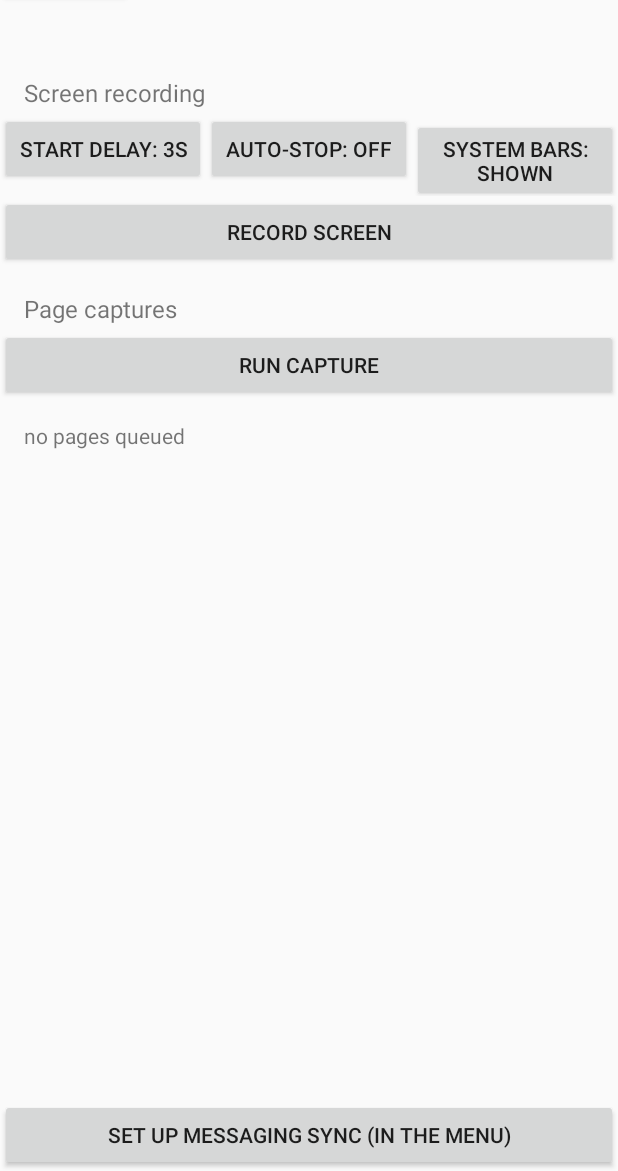
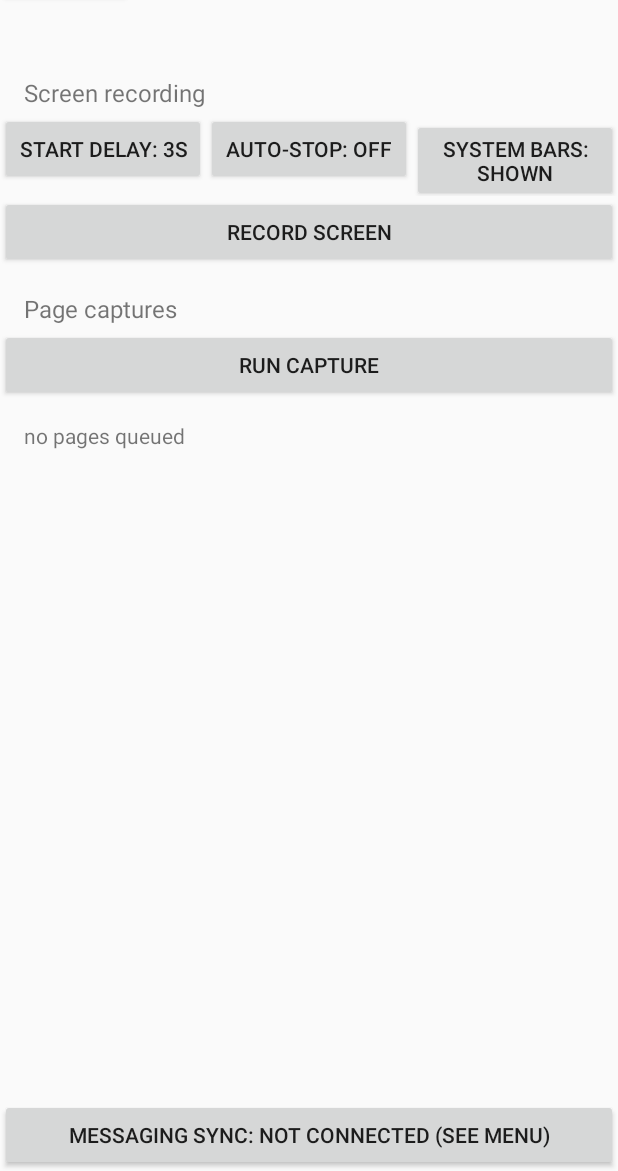
Before and after one commit to irvan-putra/bidik, an Android app: the screen it shows after launch (MainActivity), on a phone screen of 412 x 824 dp, the part 65-1236 px from its top. Run offline under Robolectric (Android 15) with nearby library versions, the phone set to English and light mode, and no system bars; libraries missing offline, so code that uses them is left out: com.chaquo.python, com.journeyapps.barcodescanner; 1 statement that could not run was skipped.

Commit message:
Label standalone messaging account as the legacy route
The planned sync direction is through jin; steer fresh installs to a
neutral 'not connected' status instead of account creation, and mark
the menu's setup section as the advanced legacy route. The no-backup
warning stays. Also cover the recording-row GIF/Share actions in the
render test.

```diff
--- a/app/src/main/java/com/vanipy/bidik/MainActivity.kt
+++ b/app/src/main/java/com/vanipy/bidik/MainActivity.kt
@@ -147,7 +147,7 @@ class MainActivity : AppCompatActivity() {
             visibility = View.GONE
         }
         menuHintBtn = Button(this).apply {
-            text = "Set up messaging sync (in the menu)"
+            text = "Messaging sync: not connected (see menu)"
             setOnClickListener { drawer.openDrawer(GravityCompat.START) }
         }
 
@@ -214,7 +214,7 @@ class MainActivity : AppCompatActivity() {
         val drawerColumn = LinearLayout(this).apply {
             orientation = LinearLayout.VERTICAL
             addView(TextView(this@MainActivity).apply {
-                text = "setup & diagnostics"
+                text = "advanced: setup & diagnostics"
                 textSize = 16f
                 setPadding(24, 24, 24, 4)
             })
@@ -323,6 +323,9 @@ class MainActivity : AppCompatActivity() {
             // Pairing needs the account first: the handshake runs over
             // the account's own transport, and the peer address comes
             // back from it.
+            setupBox.addView(TextView(this).apply {
+                text = "legacy route: a separate messaging account inside bidik. Sync through jin is the planned direction and is not built yet."
+            })
             setupBox.addView(TextView(this).apply {
                 text = "step 1: create a NEW messaging account on relay nine.testrun.org. Its keys live only on this phone; backup/export is not built yet, so clearing app data loses the account."
             })
```
Also changed, not shown: 1 other file.
